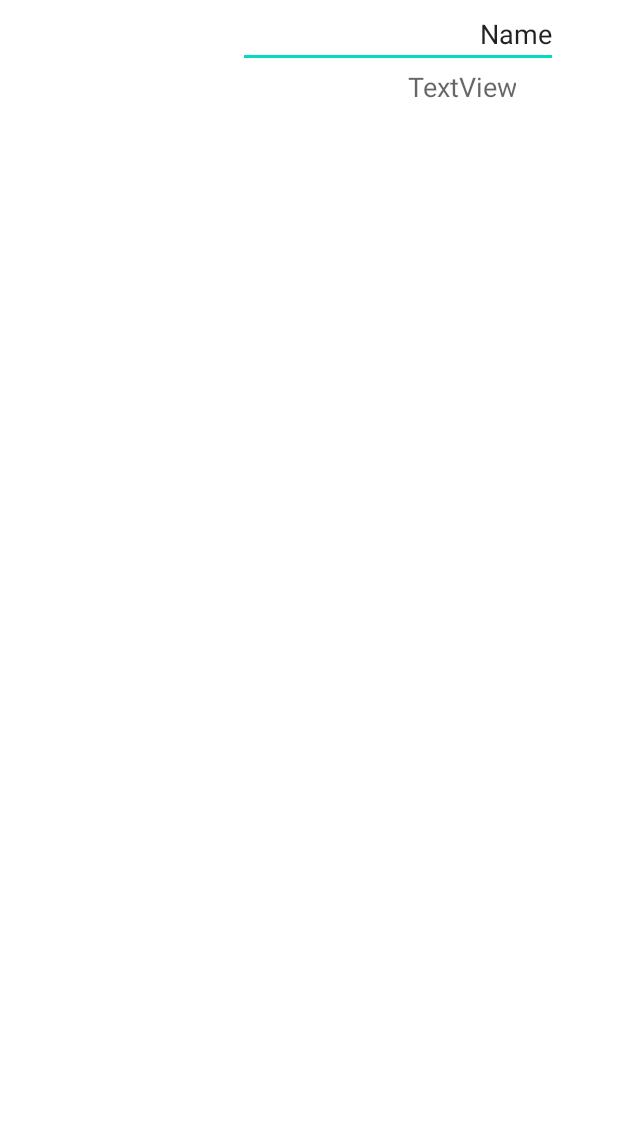
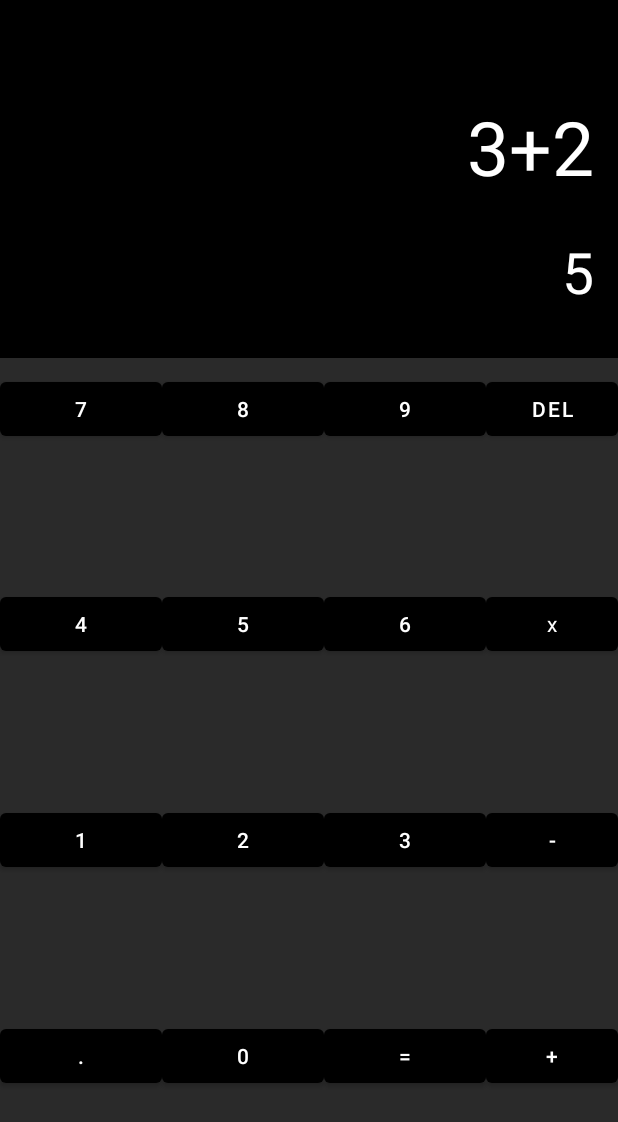
Before and after one commit to nwaeme-olise/KalQlatorApp, an Android app: the screen it shows after launch (MainActivity), on a phone screen of 412 x 824 dp. Before the commit the part shown is almost empty. Shown: the top 1122 px of the screen. Run offline under Robolectric (Android 15) with nearby library versions, the phone set to English and light mode, and no system bars.

Commit message:
Improved Calculator layout

```diff
--- a/app/src/main/res/layout/activity_main.xml
+++ b/app/src/main/res/layout/activity_main.xml
@@ -4,41 +4,48 @@
     xmlns:tools="http://schemas.android.com/tools"
     android:layout_width="match_parent"
     android:layout_height="match_parent"
+    android:background="@color/black"
     tools:context=".MainActivity">
 
     <EditText
         android:id="@+id/expressionEditText"
-        style="material medium"
         android:layout_width="wrap_content"
         android:layout_height="wrap_content"
+        android:layout_marginTop="64dp"
+        android:layout_marginEnd="16dp"
+        android:background="@null"
         android:ems="10"
         android:inputType="textPersonName"
-        android:text="Name"
+        android:minHeight="48dp"
+        android:text="3+2"
         android:textAlignment="viewEnd"
         android:textAppearance="@style/TextAppearance.AppCompat.Medium"
+        android:textColor="@color/white"
+        android:textSize="50sp"
         app:layout_constraintEnd_toEndOf="parent"
-        app:layout_constraintHorizontal_bias="0.8"
-        app:layout_constraintStart_toStartOf="parent"
         app:layout_constraintTop_toTopOf="parent" />
 
     <TextView
         android:id="@+id/evaluatedTextView"
         android:layout_width="wrap_content"
         android:layout_height="wrap_content"
-        android:text="TextView"
+        android:layout_marginTop="24dp"
+        android:layout_marginEnd="16dp"
+        android:minHeight="32dp"
+        android:text="5"
         android:textAlignment="viewEnd"
         android:textAppearance="@style/TextAppearance.AppCompat.Medium"
+        android:textColor="@color/white"
+        android:textSize="38sp"
         app:layout_constraintEnd_toEndOf="parent"
-        app:layout_constraintHorizontal_bias="0.8"
-        app:layout_constraintStart_toStartOf="parent"
         app:layout_constraintTop_toBottomOf="@+id/expressionEditText" />
 
     <TableLayout
         android:layout_width="0dp"
         android:layout_height="0dp"
-        android:layout_marginStart="8dp"
-        android:layout_marginTop="8dp"
-        android:layout_marginEnd="8dp"
+        android:layout_marginTop="32dp"
+        android:background="@color/gray"
+        android:paddingTop="10dp"
         app:layout_constraintBottom_toBottomOf="parent"
         app:layout_constraintEnd_toEndOf="parent"
         app:layout_constraintStart_toStartOf="parent"
@@ -46,18 +53,151 @@
 
         <TableRow
             android:layout_width="match_parent"
-            android:layout_height="match_parent" />
+            android:layout_height="match_parent"
+            android:layout_weight="1">
+
+            <Button
+                android:id="@+id/button"
+                style="@style/NumberButton"
+                android:layout_width="wrap_content"
+                android:layout_height="wrap_content"
+                android:layout_weight="2"
+                android:text="7" />
+
+            <Button
+                android:id="@+id/button2"
+                style="@style/NumberButton"
+                android:layout_width="wrap_content"
+                android:layout_height="wrap_content"
+                android:layout_weight="2"
+                android:text="8" />
+
+            <Button
+                android:id="@+id/button3"
+                style="@style/NumberButton"
+                android:layout_width="wrap_content"
+                android:layout_height="wrap_content"
+                android:layout_weight="2"
+                android:text="9" />
+
+            <Button
+                android:id="@+id/button4"
+                style="@style/OperatorButton"
+                android:layout_width="wrap_content"
+                android:layout_height="wrap_content"
+                android:text="DEL" />
+        </TableRow>
 
         <TableRow
             android:layout_width="match_parent"
-            android:layout_height="match_parent" />
+            android:layout_height="match_parent"
+            android:layout_weight="1">
+
+            <Button
+                android:id="@+id/button5"
+                style="@style/NumberButton"
+                android:layout_width="wrap_content"
+                android:layout_height="wrap_content"
+                android:layout_weight="2"
+                android:text="4" />
+
+            <Button
+                android:id="@+id/button6"
+                style="@style/NumberButton"
+                android:layout_width="wrap_content"
+                android:layout_height="wrap_content"
+                android:layout_weight="2"
+                android:text="5" />
+
+            <Button
+                android:id="@+id/button7"
+                style="@style/NumberButton"
+                android:layout_width="wrap_content"
+                android:layout_height="wrap_content"
+                android:layout_weight="2"
+                android:text="6" />
+
+            <Button
+                android:id="@+id/button8"
+                style="@style/OperatorButton"
+                android:layout_width="wrap_content"
+                android:layout_height="wrap_content"
+                android:text="x"
+                android:textAppearance="@style/TextAppearance.AppCompat.Body1" />
+        </TableRow>
 
         <TableRow
             android:layout_width="match_parent"
-            android:layout_height="match_parent" />
+            android:layout_height="match_parent"
+            android:layout_weight="1">
+
+            <Button
+                android:id="@+id/button9"
+                style="@style/NumberButton"
+                android:layout_width="wrap_content"
+                android:layout_height="wrap_content"
+                android:layout_weight="2"
+                android:text="1" />
+
+            <Button
+                android:id="@+id/button10"
+                style="@style/NumberButton"
+                android:layout_width="wrap_content"
+                android:layout_height="wrap_content"
+                android:layout_weight="2"
+                android:text="2" />
+
+            <Button
+                android:id="@+id/button11"
+                style="@style/NumberButton"
+                android:layout_width="wrap_content"
+                android:layout_height="wrap_content"
+                android:layout_weight="2"
+                android:text="3" />
+
+            <Button
+                android:id="@+id/button12"
+                style="@style/OperatorButton"
+                android:layout_width="wrap_content"
+                android:layout_height="wrap_content"
+                android:text="-" />
+        </TableRow>
 
         <TableRow
             android:layout_width="match_parent"
-            android:layout_height="match_parent" />
+            android:layout_height="match_parent"
+            android:layout_weight="1">
+
+            <Button
+                android:id="@+id/button13"
+                style="@style/NumberButton"
+                android:layout_width="wrap_content"
+                android:layout_height="wrap_content"
+                android:layout_weight="2"
+                android:text="." />
+
+            <Button
+                android:id="@+id/button14"
+                style="@style/NumberButton"
+                android:layout_width="wrap_content"
+                android:layout_height="wrap_content"
+                android:layout_weight="2"
+                android:text="0" />
+
+            <Button
+                android:id="@+id/button15"
+                style="@style/NumberButton"
+                android:layout_width="wrap_content"
+                android:layout_height="wrap_content"
+                android:layout_weight="2"
+                android:text="=" />
+
+            <Button
+                android:id="@+id/button16"
+                style="@style/OperatorButton"
+                android:layout_width="wrap_content"
+                android:layout_height="wrap_content"
+                android:text="+" />
+        </TableRow>
     </TableLayout>
 </androidx.constraintlayout.widget.ConstraintLayout>
--- a/app/src/main/res/values/colors.xml
+++ b/app/src/main/res/values/colors.xml
@@ -8,4 +8,5 @@
     <color name="black">#FF000000</color>
     <color name="white">#FFFFFFFF</color>
     <color name="gray">#2A2A2A</color>
+    <color name="orange">#FF6600</color>
 </resources>
```
